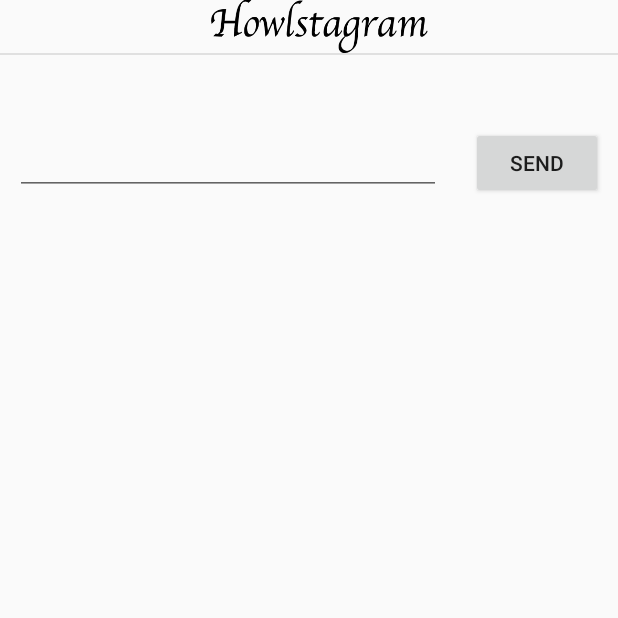
After one commit to raae7742/android-instagram, an Android app: the CommentActivity screen opened directly, with no data from a screen before it, on a phone screen of 412 x 824 dp, the top half of it. The commit adds this screen. Run offline under Robolectric (Android 15) with nearby library versions, the phone set to English and light mode, and no system bars; our stand-ins replace Firebase (no records; nobody signed in at launch, a user with empty details on screens opened directly); 1 statement that could not run was skipped.

Commit message:
Add: 댓글 기능

```diff
--- a/aestagram/app/src/main/AndroidManifest.xml
+++ b/aestagram/app/src/main/AndroidManifest.xml
@@ -13,11 +13,14 @@
         android:supportsRtl="true"
         android:theme="@style/AppTheme">
         <activity
+            android:name=".navigation.CommentActivity"
+            android:exported="true" />
+        <activity
             android:name=".navigation.AddPhotoActivity"
             android:exported="true" />
         <activity
             android:name=".MainActivity"
-            android:exported="true"></activity>
+            android:exported="true" />
         <activity android:name=".LoginActivity">
             <intent-filter>
                 <action android:name="android.intent.action.MAIN" />
--- a/aestagram/app/src/main/java/com/example/aestagram/LoginActivity.kt
+++ b/aestagram/app/src/main/java/com/example/aestagram/LoginActivity.kt
@@ -102,9 +102,7 @@ class LoginActivity : AppCompatActivity() {
                 override fun onError(error: FacebookException?) {
 
                 }
-
             })
-
     }
 
 
--- /dev/null
+++ b/aestagram/app/src/main/java/com/example/aestagram/navigation/CommentActivity.kt
@@ -0,0 +1,92 @@
+package com.example.aestagram.navigation
+
+import androidx.appcompat.app.AppCompatActivity
+import android.os.Bundle
+import android.view.LayoutInflater
+import android.view.View
+import android.view.ViewGroup
+import androidx.recyclerview.widget.LinearLayoutManager
+import androidx.recyclerview.widget.RecyclerView
+import com.bumptech.glide.Glide
+import com.bumptech.glide.request.RequestOptions
+import com.example.aestagram.R
+import com.example.aestagram.navigation.model.ContentDTO
+import com.google.firebase.auth.FirebaseAuth
+import com.google.firebase.firestore.FirebaseFirestore
+import kotlinx.android.synthetic.main.activity_comment.*
+import kotlinx.android.synthetic.main.item_comment.view.*
+
+class CommentActivity : AppCompatActivity() {
+    var contentUid : String? = null
+
+    override fun onCreate(savedInstanceState: Bundle?) {
+        super.onCreate(savedInstanceState)
+        setContentView(R.layout.activity_comment)
+        contentUid = intent.getStringExtra("contentUid")
+
+        comment_recyclerview.adapter = CommentRecyclerviewAdapter()
+        comment_recyclerview.layoutManager = LinearLayoutManager(this)
+
+        comment_btn_send?.setOnClickListener {
+            var comment = ContentDTO.Comment()
+            comment.userId = FirebaseAuth.getInstance().currentUser?.email
+            comment.uid = FirebaseAuth.getInstance().currentUser?.uid
+            comment.comment = comment_edit_message.text.toString()
+            comment.timestamp = System.currentTimeMillis()
+
+            FirebaseFirestore.getInstance().collection("images").document(contentUid!!).collection("comments").document().set(comment)
+
+            comment_edit_message.setText("")
+        }
+    }
+
+    inner class CommentRecyclerviewAdapter : RecyclerView.Adapter<RecyclerView.ViewHolder>() {
+
+        var comments : ArrayList<ContentDTO.Comment> = arrayListOf()
+
+        init {
+            FirebaseFirestore.getInstance()
+                .collection("images")
+                .document(contentUid!!)
+                .collection("comments")
+                .orderBy("timestamp")
+                .addSnapshotListener { querySnapshot, firebaseFirestoreException ->
+                    comments.clear()
+                    if (querySnapshot == null) return@addSnapshotListener
+
+                    for (snapshot in querySnapshot.documents!!) {
+                        comments.add(snapshot.toObject(ContentDTO.Comment::class.java)!!)
+                    }
+                    notifyDataSetChanged()
+                }
+        }
+
+        override fun onCreateViewHolder(parent: ViewGroup, viewType: Int): RecyclerView.ViewHolder {
+            var view = LayoutInflater.from(parent.context).inflate(R.layout.item_comment, parent, false)
+            return CustomViewHolder(view)
+        }
+
+        private inner class CustomViewHolder(view : View) : RecyclerView.ViewHolder(view)
+
+        override fun getItemCount(): Int {
+            return comments.size
+        }
+
+        override fun onBindViewHolder(holder: RecyclerView.ViewHolder, position: Int) {
+            var view = holder.itemView
+            view.commentviewitem_textview_comment.text = comments[position].comment
+            view.commentviewitem_textview_profile.text = comments[position].userId
+
+            FirebaseFirestore.getInstance()
+                .collection("profileImages")
+                .document(comments[position].uid!!)
+                .get()
+                .addOnCompleteListener { task ->
+                    if (task.isSuccessful) {
+                        var url = task.result!!["image"]
+                        Glide.with(holder.itemView.context).load(url).apply(RequestOptions().circleCrop()).into(view.commentviewitem_imageview_profile)
+                    }
+                }
+        }
+    }
+}
--- /dev/null
+++ b/aestagram/app/src/main/res/layout/activity_comment.xml
@@ -0,0 +1,53 @@
+<?xml version="1.0" encoding="utf-8"?>
+<RelativeLayout
+    xmlns:android="http://schemas.android.com/apk/res/android"
+    xmlns:tools="http://schemas.android.com/tools"
+    android:layout_width="match_parent"
+    android:layout_height="match_parent"
+    tools:context=".navigation.CommentActivity">
+
+    <androidx.appcompat.widget.Toolbar
+        android:id="@+id/my_toolbar"
+        android:layout_width="match_parent"
+        android:layout_height="35dp">
+
+        <ImageView
+            android:layout_width="match_parent"
+            android:layout_height="match_parent"
+            android:src="@drawable/logo_title"/>
+    </androidx.appcompat.widget.Toolbar>
+
+    <LinearLayout
+        android:id="@+id/toolbar_division"
+        android:layout_width="match_parent"
+        android:layout_height="1dp"
+        android:layout_below="@id/my_toolbar"
+        android:orientation="horizontal"
+        android:background="@color/colorDivision"/>
+
+    <androidx.recyclerview.widget.RecyclerView
+        android:id="@+id/comment_recyclerview"
+        android:layout_width="match_parent"
+        android:layout_height="wrap_content"
+        android:layout_below="@id/toolbar_division"
+        android:layout_marginTop="8dp"
+        android:layout_marginBottom="30dp" />
+
+    <Button
+        android:id="@+id/comment_btn_send"
+        android:layout_width="wrap_content"
+        android:layout_height="wrap_content"
+        android:layout_alignParentRight="true"
+        android:text="@string/send"
+        android:layout_margin="10dp"
+        android:layout_below="@id/comment_recyclerview"/>
+
+    <EditText
+        android:id="@+id/comment_edit_message"
+        android:layout_width="match_parent"
+        android:layout_height="wrap_content"
+        android:layout_margin="10dp"
+        android:layout_below="@+id/comment_recyclerview"
+        android:layout_toLeftOf="@+id/comment_btn_send"/>
+
+</RelativeLayout>
--- a/aestagram/build.gradle
+++ b/aestagram/build.gradle
@@ -6,7 +6,7 @@ buildscript {
     }
     dependencies {
         classpath "com.android.tools.build:gradle:7.0.1"
-        classpath 'org.jetbrains.kotlin:kotlin-gradle-plugin:1.5.30'
+        classpath 'org.jetbrains.kotlin:kotlin-gradle-plugin:1.5.31'
         classpath 'com.google.gms:google-services:4.3.10'
 
         // NOTE: Do not place your application dependencies here; they belong
```
Also changed, not shown: aestagram/app/src/main/java/com/example/aestagram/navigation/DetailViewFragment.kt (+7 -0 lines), aestagram/app/src/main/res/layout/item_comment.xml (added, +29 -0 lines).
